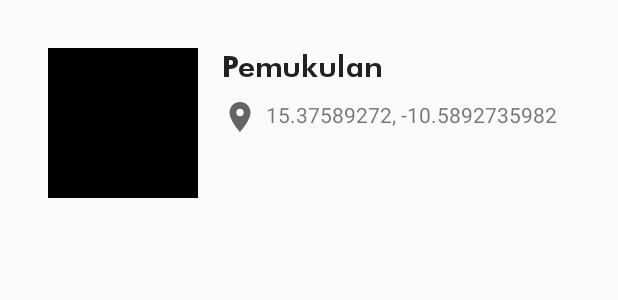
After one commit to A0040325/capstone_app, an Android app: the layout item_history_accident.xml on its own in the app's theme, with its tools: preview values and no code run, on a phone screen of 412 x 824 dp. The commit adds this screen. Shown: the top 300 px of the screen. Run offline under Robolectric (Android 15) with nearby library versions, the phone set to English and light mode, and no system bars.

Commit message:
tambah : penyempurnaan

```diff
--- a/app/src/main/java/com/example/capstone/view/DetailFragment.kt
+++ b/app/src/main/java/com/example/capstone/view/DetailFragment.kt
@@ -8,7 +8,9 @@ import android.view.LayoutInflater
 import android.view.View
 import android.view.ViewGroup
 import androidx.fragment.app.Fragment
+import androidx.navigation.fragment.findNavController
 import androidx.navigation.fragment.navArgs
+import androidx.navigation.ui.setupWithNavController
 import com.bumptech.glide.Glide
 import com.example.capstone.R
 import com.example.capstone.databinding.DetailAccidentBinding
@@ -37,6 +39,10 @@ class DetailFragment : Fragment(), OnMapReadyCallback {
         val mapFragment: SupportMapFragment =
             childFragmentManager.findFragmentById(R.id.detail_map) as SupportMapFragment
         mapFragment.getMapAsync(this)
+
+        requireActivity().actionBar?.setDisplayHomeAsUpEnabled(true)
+        binding.listToolbar.setupWithNavController(findNavController())
+
         return binding.root
     }
 
--- /dev/null
+++ b/app/src/main/res/layout/item_history_accident.xml
@@ -0,0 +1,52 @@
+<?xml version="1.0" encoding="utf-8"?>
+<androidx.constraintlayout.widget.ConstraintLayout xmlns:android="http://schemas.android.com/apk/res/android"
+    xmlns:app="http://schemas.android.com/apk/res-auto"
+    xmlns:tools="http://schemas.android.com/tools"
+    android:layout_width="match_parent"
+    android:layout_height="wrap_content"
+    android:layout_margin="16dp"
+    android:padding="16dp">
+
+    <ImageView
+        android:id="@+id/item_image"
+        android:layout_width="100dp"
+        android:layout_height="100dp"
+        android:contentDescription="@string/image_violence"
+        android:src="@color/black"
+        app:layout_constraintStart_toStartOf="parent"
+        app:layout_constraintTop_toTopOf="parent" />
+
+    <TextView
+        android:id="@+id/item_title"
+        android:layout_width="wrap_content"
+        android:layout_height="wrap_content"
+        android:layout_marginStart="16dp"
+        android:fontFamily="@font/futura_hv_font"
+        android:text="@string/pemukulan"
+        android:textAppearance="@style/TextAppearance.AppCompat.Title"
+        app:layout_constraintStart_toEndOf="@id/item_image"
+        app:layout_constraintTop_toTopOf="parent" />
+
+    <ImageView
+        android:id="@+id/item_icon"
+        android:layout_width="wrap_content"
+        android:layout_height="wrap_content"
+        android:layout_marginStart="16dp"
+        android:baseline="16dp"
+        android:contentDescription="@string/location_icon"
+        android:src="@drawable/ic_location"
+        app:layout_constraintBaseline_toBaselineOf="@id/item_coord"
+        app:layout_constraintStart_toEndOf="@id/item_image"
+        app:layout_constraintTop_toBottomOf="@id/item_title" />
+
+    <TextView
+        android:id="@+id/item_coord"
+        android:layout_width="wrap_content"
+        android:layout_height="wrap_content"
+        android:layout_marginStart="5dp"
+        android:layout_marginTop="10dp"
+        app:layout_constraintStart_toEndOf="@id/item_icon"
+        app:layout_constraintTop_toBottomOf="@id/item_title"
+        tools:text="15.37589272, -10.5892735982" />
+
+</androidx.constraintlayout.widget.ConstraintLayout>
--- a/app/src/main/res/layout/list_accident.xml
+++ b/app/src/main/res/layout/list_accident.xml
@@ -39,5 +39,10 @@
         android:visibility="visible"
         app:SpinKit_Color="@color/teal_700" />
 
+    <include
+        android:id="@+id/empty_data"
+        layout="@layout/empty_data"
+        android:visibility="gone" />
+
 
 </androidx.coordinatorlayout.widget.CoordinatorLayout>
--- a/app/src/main/res/layout/list_history.xml
+++ b/app/src/main/res/layout/list_history.xml
@@ -16,7 +16,6 @@
             android:layout_width="match_parent"
             android:layout_height="wrap_content"
             android:background="@color/primary_toolbar"
-            app:menu="@menu/list_menu"
             app:title="Halaman Histori"
             app:titleTextColor="@color/black" />
 
@@ -39,5 +38,9 @@
         android:visibility="visible"
         app:SpinKit_Color="@color/teal_700" />
 
+    <include
+        android:id="@+id/empty_data"
+        layout="@layout/empty_data"
+        android:visibility="gone" />
 
 </androidx.coordinatorlayout.widget.CoordinatorLayout>
--- a/app/src/main/res/menu-v26/list_menu.xml
+++ b/app/src/main/res/menu-v26/list_menu.xml
@@ -3,6 +3,7 @@
     xmlns:app="http://schemas.android.com/apk/res-auto">
 
     <item
+        android:id="@+id/menu_history"
         android:icon="@drawable/ic_history"
         android:title="@string/refresh"
         app:showAsAction="always" />
--- a/app/src/main/res/values/strings.xml
+++ b/app/src/main/res/values/strings.xml
@@ -1,5 +1,5 @@
 <resources>
-    <string name="app_name">Capstone</string>
+    <string name="app_name">JagaBersama</string>
     <string name="logo">Logo</string>
     <string name="username_e_mail">Username/e-mail</string>
     <string name="password">Password</string>
@@ -30,4 +30,5 @@
     <string name="selesai">Selesai</string>
     <string name="cancel">Cancel</string>
     <string name="notification_channel">Accident</string>
+    <string name="no_data">Tidak ada data</string>
 </resources>
```
Also changed, not shown: app/src/main/java/com/example/capstone/adapter/HistoryAdapter.kt (renamed from app/src/main/java/com/example/capstone/ListAdapter.kt, +6 -23 lines), app/src/main/java/com/example/capstone/adapter/ListAdapter.kt (added, +100 -0 lines), app/src/main/java/com/example/capstone/view/HistoryFragment.kt (+35 -3 lines), app/src/main/java/com/example/capstone/view/ListAccidentFragment.kt (+7 -1 lines), app/src/main/res/layout/empty_data.xml (added, +16 -0 lines), app/src/main/res/navigation/main_navigation.xml (+6 -2 lines).
